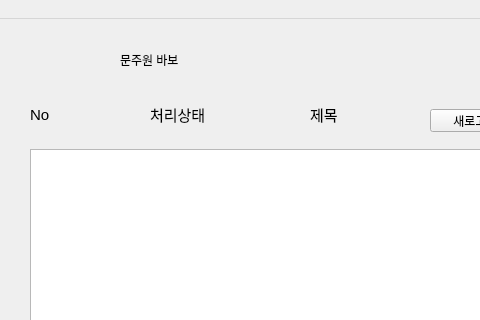
First picture: the form in FiveOfRuler/UserWindow.ui, repository simneol/JuDeP, before the edit; both pictures show x 200 to 680 and y 0 to 320 of the 764 by 442 pixel window.
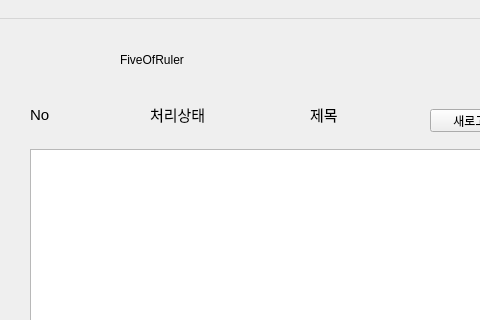
Second picture: the form after the edit.

```diff
--- a/FiveOfRuler/UserWindow.ui
+++ b/FiveOfRuler/UserWindow.ui
@@ -19,12 +19,12 @@
      <rect>
       <x>320</x>
       <y>30</y>
-      <width>81</width>
+      <width>241</width>
       <height>21</height>
      </rect>
     </property>
     <property name="text">
-     <string>문주원 바보</string>
+     <string>FiveOfRuler</string>
     </property>
    </widget>
    <widget class="QListView" name="listView">
```
Left out of the diff: 2 changed lines with no effect on the pictures.
